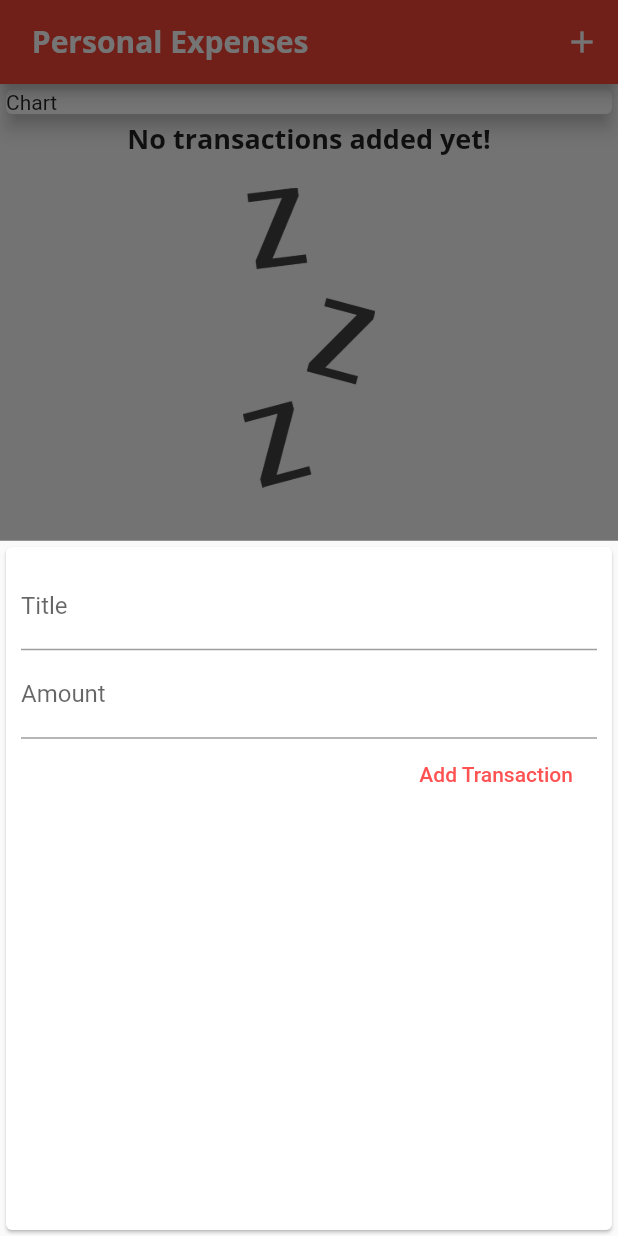
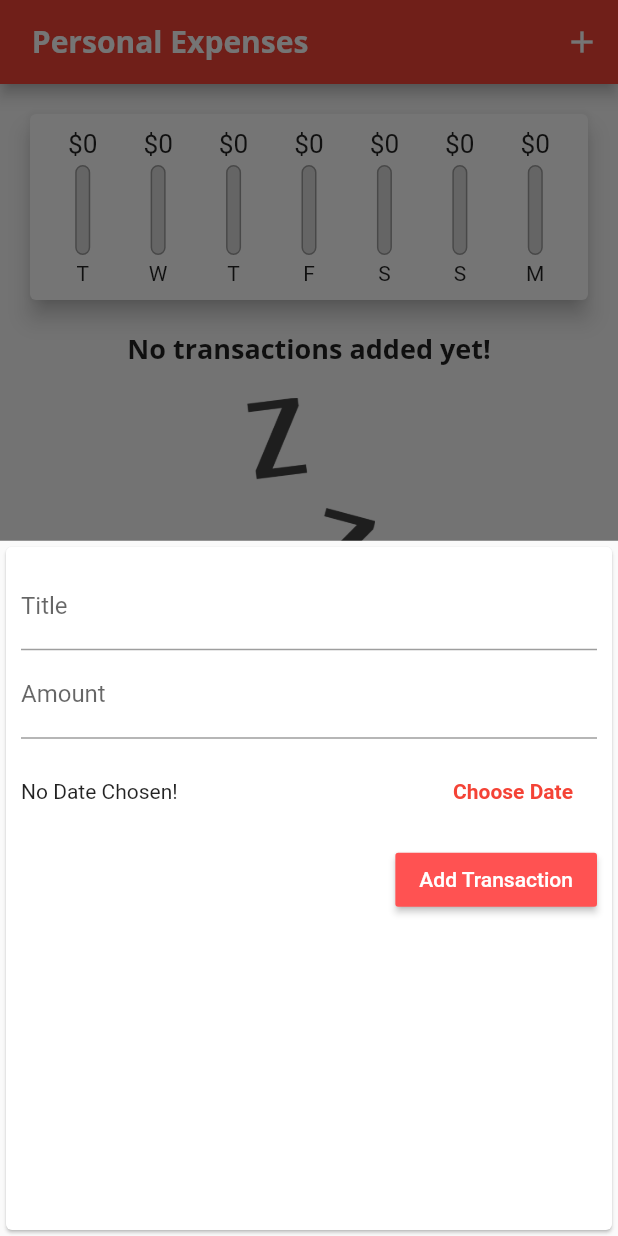
Before and after one commit to RahulRimal/personal_expenses_recorder, a Flutter app: the screen it shows after launch, after a tap on the "add" icon, on a phone screen of 412 x 824 dp. Run offline on Flutter 3.47's test engine with Material 2 defaults, Android fonts, the phone set to English and light mode, and no system bars.

Commit message:
Date picker added

```diff
--- a/lib/main.dart
+++ b/lib/main.dart
@@ -1,4 +1,5 @@
 import 'package:flutter/material.dart';
+import 'package:personal_expenses/widgets/chart.dart';
 import 'package:personal_expenses/widgets/new_transaction.dart';
 import 'package:personal_expenses/widgets/transaction_list.dart';
 
@@ -51,6 +52,12 @@ class _MyHomePageState extends State<MyHomePage> {
     //     date: DateTime.now()),
   ];
 
+  List<Transaction> get _recentTransactions {
+    return _userTransaction.where((tx) {
+      return tx.date.isAfter(DateTime.now().subtract(Duration(days: 7)));
+    }).toList();
+  }
+
   void _addNewTransaction(String txTitle, double txAmount) {
     final newTx = Transaction(
         title: txTitle,
@@ -92,10 +99,7 @@ class _MyHomePageState extends State<MyHomePage> {
           children: [
             Container(
               width: double.infinity,
-              child: Card(
-                elevation: 5,
-                child: Text("Chart"),
-              ),
+              child: Chart(_recentTransactions),
             ),
             TransactionList(_userTransaction),
           ],
--- a/lib/widgets/chart.dart
+++ b/lib/widgets/chart.dart
@@ -1,14 +1,66 @@
 import 'package:flutter/material.dart';
+import 'package:intl/intl.dart';
+import 'package:personal_expenses/models/transaction.dart';
+import 'package:personal_expenses/widgets/chart_bar.dart';
 
 class Chart extends StatelessWidget {
-  const Chart({Key? key}) : super(key: key);
+  final List<Transaction> recentTransactions;
+
+  Chart(this.recentTransactions);
+
+  List<Map<String, Object>> get groupedTransactionValues {
+    return List.generate(7, (index) {
+      final weekDay = DateTime.now().subtract(
+        Duration(
+          days: index,
+        ),
+      );
+
+      double totalSum = 0.0;
+
+      for (var i = 0; i < recentTransactions.length; i++) {
+        if (recentTransactions[i].date.day == weekDay.day &&
+            recentTransactions[i].date.month == weekDay.month &&
+            recentTransactions[i].date.year == weekDay.year) {
+          totalSum += recentTransactions[i].amount;
+        }
+      }
+
+      return {
+        'day': DateFormat.E().format(weekDay).substring(0, 1),
+        'amount': totalSum
+      };
+    }).reversed.toList();
+  }
+
+  double get totalSpending {
+    return groupedTransactionValues.fold(0.0, (sum, item) {
+      return sum + (item['amount'] as double);
+    });
+  }
 
   @override
   Widget build(BuildContext context) {
     return Card(
       elevation: 6,
       margin: EdgeInsets.all(20),
-      child: ,
+      child: Container(
+        padding: EdgeInsets.all(10),
+        child: Row(
+          mainAxisAlignment: MainAxisAlignment.spaceAround,
+          children: groupedTransactionValues.map((data) {
+            return Flexible(
+              fit: FlexFit.tight,
+              child: ChartBar(
+                  data['day'].toString(),
+                  (data['amount'] as double),
+                  totalSpending == 0
+                      ? 0.0
+                      : (data['amount'] as double) / totalSpending),
+            );
+          }).toList(),
+        ),
+      ),
     );
   }
 }
--- /dev/null
+++ b/lib/widgets/chart_bar.dart
@@ -0,0 +1,51 @@
+import 'package:flutter/material.dart';
+
+class ChartBar extends StatelessWidget {
+  final String label;
+  final double spendingAmount;
+  final double spendingPctOfTotal;
+
+  ChartBar(this.label, this.spendingAmount, this.spendingPctOfTotal);
+
+  @override
+  Widget build(BuildContext context) {
+    return Column(
+      children: [
+        Container(
+            height: 20,
+            child: FittedBox(
+                child: Text('\$${spendingAmount.toStringAsFixed(0)}'))),
+        SizedBox(
+          height: 4,
+        ),
+        Container(
+          height: 60,
+          width: 10,
+          child: Stack(
+            children: [
+              Container(
+                decoration: BoxDecoration(
+                  border: Border.all(width: 1.0, color: Colors.grey),
+                  color: Color.fromRGBO(220, 220, 220, 1),
+                  borderRadius: BorderRadius.circular(10),
+                ),
+              ),
+              FractionallySizedBox(
+                heightFactor: spendingPctOfTotal,
+                child: Container(
+                  decoration: BoxDecoration(
+                      color: Theme.of(context).accentColor,
+                      borderRadius: BorderRadius.circular(10)),
+                ),
+              )
+            ],
+          ),
+        ),
+        SizedBox(
+          height: 4,
+        ),
+        Text(label),
+      ],
+    );
+  }
+}
--- a/lib/widgets/new_transaction.dart
+++ b/lib/widgets/new_transaction.dart
@@ -1,4 +1,5 @@
 import 'package:flutter/material.dart';
+import 'package:intl/intl.dart';
 
 class NewTransaction extends StatefulWidget {
   final Function addTx;
@@ -10,18 +11,33 @@ class NewTransaction extends StatefulWidget {
 }
 
 class _NewTransactionState extends State<NewTransaction> {
-  final titleController = TextEditingController();
+  final _titleController = TextEditingController();
+  final _amountController = TextEditingController();
 
-  final amountController = TextEditingController();
+  DateTime? _selectedDate;
 
-  void submitData() {
-    String enteredTitle = titleController.text;
-    double enteredAmount = double.parse(amountController.text);
+  void _submitData() {
+    String enteredTitle = _titleController.text;
+    double enteredAmount = double.parse(_amountController.text);
     if (enteredTitle.isEmpty || enteredAmount <= 0) return;
 
     widget.addTx(enteredTitle, enteredAmount);
 
     Navigator.of(context).pop();
+  }
+
+  void _presentDatePicker() {
+    showDatePicker(
+            context: context,
+            initialDate: DateTime.now(),
+            firstDate: DateTime(2019),
+            lastDate: DateTime.now())
+        .then((pickedDate) {
+      if (pickedDate == null) return;
+      setState(() {
+        _selectedDate = pickedDate;
+      });
+    });
   }
 
   @override
@@ -33,25 +49,46 @@ class _NewTransactionState extends State<NewTransaction> {
           crossAxisAlignment: CrossAxisAlignment.end,
           children: [
             TextField(
-              controller: titleController,
-              onSubmitted: (_) => submitData(),
+              controller: _titleController,
+              onSubmitted: (_) => _submitData(),
               // onChanged: (val) {
               //   titleInput = val;
               // },
               decoration: InputDecoration(labelText: 'Title'),
             ),
             TextField(
-              controller: amountController,
+              controller: _amountController,
               keyboardType: TextInputType.number,
-              onSubmitted: (_) => submitData(),
+              onSubmitted: (_) => _submitData(),
               // onChanged: (val) {
               //   amountInput = val;
               // },
               decoration: InputDecoration(labelText: 'Amount'),
             ),
-            FlatButton(
-              textColor: Colors.redAccent,
-              onPressed: submitData,
+            Container(
+              height: 70,
+              child: Row(
+                children: [
+                  Expanded(
+                    child: Text(_selectedDate == null
+                        ? 'No Date Chosen!'
+                        : 'Picked Date: ${DateFormat.yMd().format(_selectedDate!)}'),
+                  ),
+                  FlatButton(
+                    textColor: Theme.of(context).primaryColor,
+                    onPressed: _presentDatePicker,
+                    child: Text(
+                      'Choose Date',
+                      style: TextStyle(fontWeight: FontWeight.bold),
+                    ),
+                  ),
+                ],
+              ),
+            ),
+            RaisedButton(
+              color: Theme.of(context).accentColor,
+              textColor: Colors.white,
+              onPressed: _submitData,
               child: Text('Add Transaction'),
             ),
           ],
```
Also changed, not shown: lib/widgets/transaction_list.dart (+21 -31 lines).
